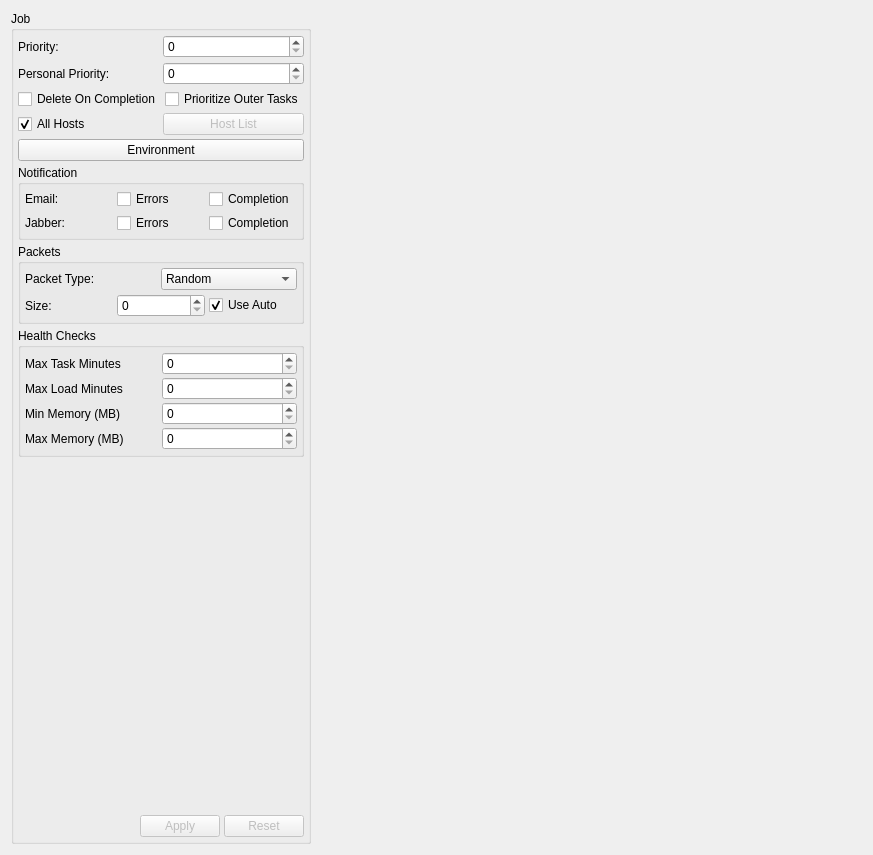
First picture: the form in cpp/lib/assfreezer/ui/jobsettingswidgetui.ui, repository justajeffy/arsenalsuite, before the edit.
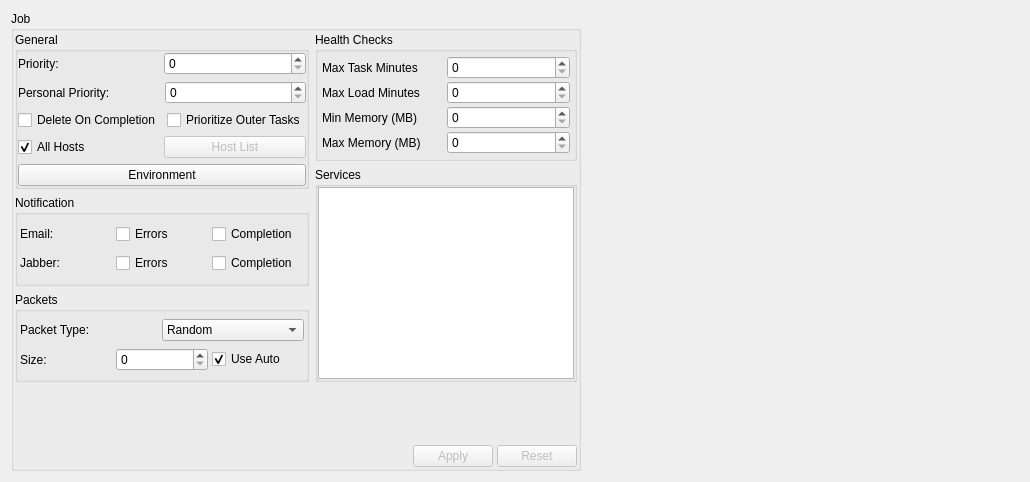
Second picture: the form after the edit. Custom widgets are drawn as their Qt base class.

Commit message: add Service editing for jobs

The edit to the form file:
```diff
--- a/cpp/lib/assfreezer/ui/jobsettingswidgetui.ui
+++ b/cpp/lib/assfreezer/ui/jobsettingswidgetui.ui
@@ -6,14 +6,14 @@
    <rect>
     <x>0</x>
     <y>0</y>
-    <width>873</width>
-    <height>855</height>
+    <width>1030</width>
+    <height>482</height>
    </rect>
   </property>
   <property name="windowTitle">
    <string>Form</string>
   </property>
-  <layout class="QHBoxLayout" name="horizontalLayout_2">
+  <layout class="QHBoxLayout" name="horizontalLayout_4">
    <item>
     <widget class="QGroupBox" name="mOptionsGroup">
      <property name="sizePolicy">
@@ -25,12 +25,22 @@
      <property name="title">
       <string>Job</string>
      </property>
-     <layout class="QVBoxLayout">
-      <property name="spacing">
-       <number>4</number>
+     <layout class="QVBoxLayout" name="verticalLayout_4">
+      <property name="margin">
+       <number>1</number>
       </property>
+      <item>
+       <layout class="QHBoxLayout" name="horizontalLayout_3">
+        <item>
+         <layout class="QVBoxLayout" name="verticalLayout_3">
+          <item>
+           <widget class="QGroupBox" name="groupBox_3">
+            <property name="title">
+             <string>General</string>
+            </property>
+            <layout class="QVBoxLayout" name="verticalLayout_2">
       <property name="margin">
-       <number>4</number>
+              <number>0</number>
       </property>
       <item>
        <layout class="QHBoxLayout">
@@ -147,6 +157,9 @@
         </property>
        </widget>
       </item>
+            </layout>
+           </widget>
+          </item>
       <item>
        <widget class="QGroupBox" name="groupBox4">
         <property name="sizePolicy">
@@ -160,10 +173,10 @@
         </property>
         <layout class="QVBoxLayout">
          <property name="spacing">
-          <number>4</number>
+              <number>2</number>
          </property>
          <property name="margin">
-          <number>4</number>
+              <number>2</number>
          </property>
          <item>
           <layout class="QHBoxLayout">
@@ -237,10 +250,10 @@
         </property>
         <layout class="QVBoxLayout">
          <property name="spacing">
-          <number>4</number>
+              <number>2</number>
          </property>
          <property name="margin">
-          <number>4</number>
+              <number>2</number>
          </property>
          <item>
           <layout class="QHBoxLayout">
@@ -326,6 +339,10 @@
         </layout>
        </widget>
       </item>
+         </layout>
+        </item>
+        <item>
+         <layout class="QVBoxLayout" name="verticalLayout">
       <item>
        <widget class="QGroupBox" name="groupBox">
         <property name="title">
@@ -398,6 +415,25 @@
        </widget>
       </item>
       <item>
+           <widget class="QGroupBox" name="groupBox_2">
+            <property name="title">
+             <string>Services</string>
+            </property>
+            <layout class="QHBoxLayout" name="horizontalLayout_2">
+             <property name="margin">
+              <number>0</number>
+             </property>
+             <item>
+              <widget class="ServiceCheckTree" name="mServiceTree"/>
+             </item>
+            </layout>
+           </widget>
+          </item>
+         </layout>
+        </item>
+       </layout>
+      </item>
+      <item>
        <spacer>
         <property name="orientation">
          <enum>Qt::Vertical</enum>
@@ -408,7 +444,7 @@
         <property name="sizeHint" stdset="0">
          <size>
           <width>20</width>
-          <height>190</height>
+          <height>47</height>
          </size>
         </property>
        </spacer>
@@ -486,6 +522,11 @@
    <extends>QCheckBox</extends>
    <header>fieldcheckbox.h</header>
   </customwidget>
+  <customwidget>
+   <class>ServiceCheckTree</class>
+   <extends>QTreeView</extends>
+   <header>servicechecktree.h</header>
+  </customwidget>
  </customwidgets>
  <resources/>
  <connections/>
```
Lines whose indentation alone changed are shown as unchanged. The commit also changes 7 other files.
